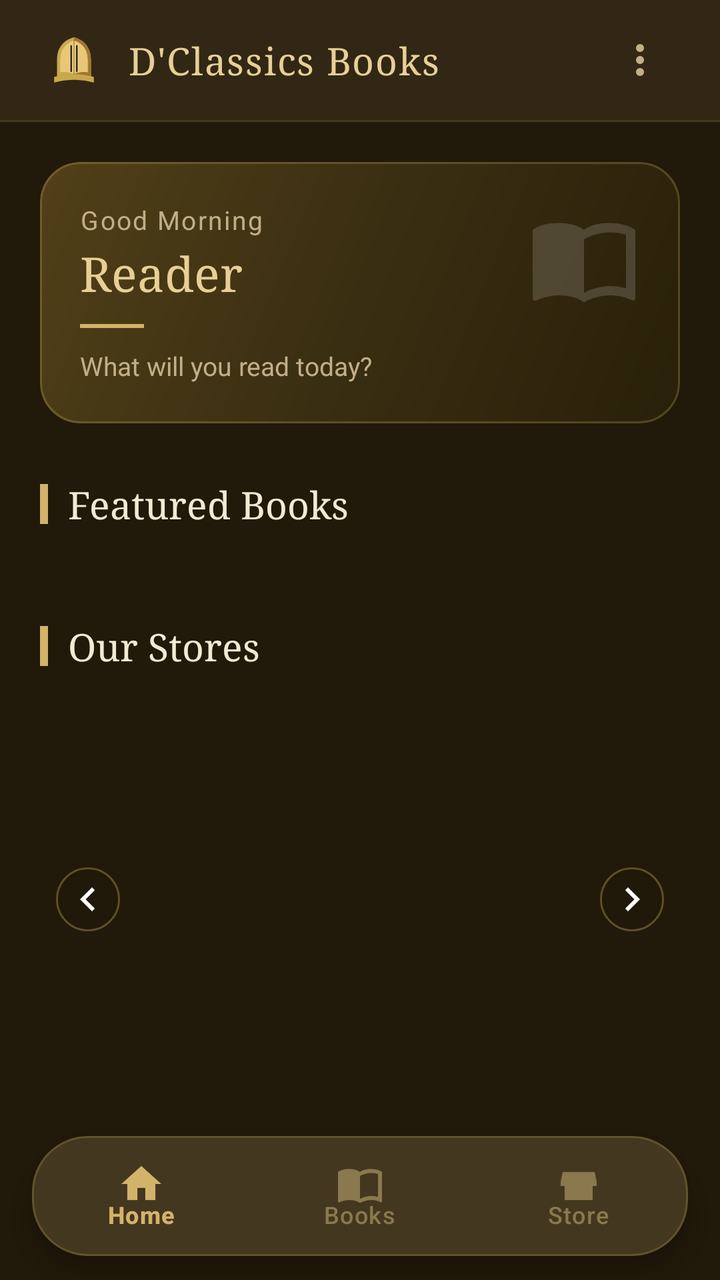
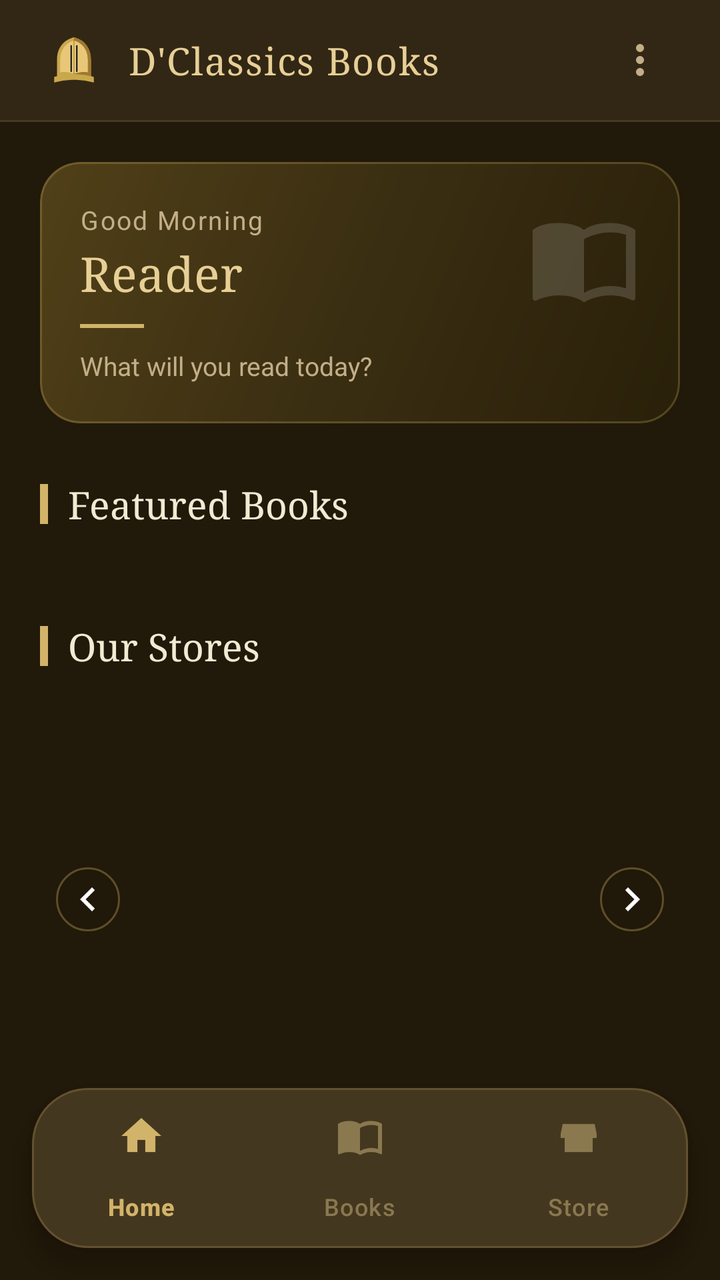

Before-and-after screenshots of an Android layout around one commit, followed by the original layout XML and the change that was made.
<!-- AndroidManifest.xml: application theme Theme.DClassicsBooks -->
<!-- res/layout/activity_home.xml -->
<?xml version="1.0" encoding="utf-8"?>
<androidx.coordinatorlayout.widget.CoordinatorLayout xmlns:android="http://schemas.android.com/apk/res/android"
    xmlns:app="http://schemas.android.com/apk/res-auto"
    android:layout_width="match_parent"
    android:layout_height="match_parent"
    android:background="@color/bg_primary">

    <com.google.android.material.appbar.AppBarLayout
        android:id="@+id/app_bar"
        android:layout_width="match_parent"
        android:layout_height="wrap_content"
        android:background="@color/surface"
        app:elevation="0dp">

        <androidx.constraintlayout.widget.ConstraintLayout
            android:layout_width="match_parent"
            android:layout_height="60dp"
            android:paddingHorizontal="20dp">

            <ImageView
                android:id="@+id/iv_logo_bar"
                android:layout_width="34dp"
                android:layout_height="34dp"
                android:src="@drawable/ic_logo"
                android:contentDescription="@string/app_name"
                app:layout_constraintStart_toStartOf="parent"
                app:layout_constraintTop_toTopOf="parent"
                app:layout_constraintBottom_toBottomOf="parent"/>

            <TextView
                android:layout_width="wrap_content"
                android:layout_height="wrap_content"
                android:text="@string/app_name"
                android:textColor="@color/gold_dark"
                android:textSize="19sp"
                android:fontFamily="serif"
                android:letterSpacing="0.03"
                android:layout_marginStart="10dp"
                app:layout_constraintStart_toEndOf="@id/iv_logo_bar"
                app:layout_constraintTop_toTopOf="parent"
                app:layout_constraintBottom_toBottomOf="parent"/>

            <ImageButton
                android:id="@+id/btn_overflow"
                android:layout_width="40dp"
                android:layout_height="40dp"
                android:src="@drawable/ic_more_vert"
                android:background="?attr/selectableItemBackgroundBorderless"
                android:contentDescription="Menu"
                app:layout_constraintEnd_toEndOf="parent"
                app:layout_constraintTop_toTopOf="parent"
                app:layout_constraintBottom_toBottomOf="parent"/>

        </androidx.constraintlayout.widget.ConstraintLayout>

        <View
            android:layout_width="match_parent"
            android:layout_height="1dp"
            android:background="@color/divider"/>

    </com.google.android.material.appbar.AppBarLayout>

    <androidx.core.widget.NestedScrollView
        android:layout_width="match_parent"
        android:layout_height="match_parent"
        android:paddingBottom="110dp"
        android:clipToPadding="false"
        app:layout_behavior="@string/appbar_scrolling_view_behavior">

        <LinearLayout
            android:layout_width="match_parent"
            android:layout_height="wrap_content"
            android:orientation="vertical">

            
            <androidx.cardview.widget.CardView
                android:layout_width="match_parent"
                android:layout_height="wrap_content"
                android:layout_marginHorizontal="20dp"
                android:layout_marginTop="20dp"
                app:cardBackgroundColor="@color/transparent"
                app:cardCornerRadius="20dp"
                app:cardElevation="0dp">

                <RelativeLayout
                    android:layout_width="match_parent"
                    android:layout_height="wrap_content"
                    android:background="@drawable/bg_greeting_card"
                    android:padding="20dp">

                    <ImageView
                        android:layout_width="56dp"
                        android:layout_height="56dp"
                        android:src="@drawable/ic_menu_book"
                        android:alpha="0.15"
                        android:tint="@color/white"
                        android:layout_alignParentEnd="true"
                        android:layout_alignParentTop="true"
                        android:contentDescription="@null"/>

                    <LinearLayout
                        android:layout_width="match_parent"
                        android:layout_height="wrap_content"
                        android:orientation="vertical">

                        <TextView
                            android:id="@+id/tv_greeting"
                            android:layout_width="wrap_content"
                            android:layout_height="wrap_content"
                            android:text="@string/greeting_morning"
                            android:textColor="@color/text_secondary"
                            android:textSize="13sp"
                            android:letterSpacing="0.06"/>

                        <TextView
                            android:id="@+id/tv_username"
                            android:layout_width="wrap_content"
                            android:layout_height="wrap_content"
                            android:text="Reader"
                            android:textColor="@color/gold_dark"
                            android:textSize="24sp"
                            android:fontFamily="serif"
                            android:layout_marginTop="2dp"/>

                        <View
                            android:layout_width="32dp"
                            android:layout_height="2dp"
                            android:background="@color/gold_primary"
                            android:layout_marginTop="10dp"
                            android:layout_marginBottom="10dp"/>

                        <TextView
                            android:layout_width="wrap_content"
                            android:layout_height="wrap_content"
                            android:text="@string/greeting_subtitle"
                            android:textColor="@color/text_secondary"
                            android:textSize="13sp"/>

                    </LinearLayout>
                </RelativeLayout>
            </androidx.cardview.widget.CardView>

            
            <LinearLayout
                android:layout_width="match_parent"
                android:layout_height="wrap_content"
                android:orientation="horizontal"
                android:gravity="center_vertical"
                android:paddingHorizontal="20dp"
                android:paddingTop="28dp"
                android:paddingBottom="14dp">

                <View
                    android:layout_width="4dp"
                    android:layout_height="20dp"
                    android:background="@color/gold_primary"
                    android:layout_marginEnd="10dp"/>

                <TextView
                    android:layout_width="wrap_content"
                    android:layout_height="wrap_content"
                    android:text="@string/featured_books"
                    android:textColor="@color/text_primary"
                    android:textSize="19sp"
                    android:fontFamily="serif"/>

            </LinearLayout>

            <androidx.recyclerview.widget.RecyclerView
                android:id="@+id/rv_featured_books"
                android:layout_width="match_parent"
                android:layout_height="wrap_content"
                android:paddingHorizontal="20dp"
                android:paddingBottom="4dp"
                android:clipToPadding="false"
                android:orientation="horizontal"
                app:layoutManager="androidx.recyclerview.widget.LinearLayoutManager"/>

            
            <LinearLayout
                android:layout_width="match_parent"
                android:layout_height="wrap_content"
                android:orientation="horizontal"
                android:gravity="center_vertical"
                android:paddingHorizontal="20dp"
                android:paddingTop="28dp"
                android:paddingBottom="14dp">

                <View
                    android:layout_width="4dp"
                    android:layout_height="20dp"
                    android:background="@color/gold_primary"
                    android:layout_marginEnd="10dp"/>

                <TextView
                    android:layout_width="wrap_content"
                    android:layout_height="wrap_content"
                    android:text="@string/our_stores"
                    android:textColor="@color/text_primary"
                    android:textSize="19sp"
                    android:fontFamily="serif"/>

            </LinearLayout>

            
            <androidx.constraintlayout.widget.ConstraintLayout
                android:layout_width="match_parent"
                android:layout_height="200dp"
                android:layout_marginHorizontal="20dp">

                <androidx.viewpager2.widget.ViewPager2
                    android:id="@+id/vp_carousel"
                    android:layout_width="0dp"
                    android:layout_height="0dp"
                    app:layout_constraintTop_toTopOf="parent"
                    app:layout_constraintBottom_toBottomOf="parent"
                    app:layout_constraintStart_toStartOf="parent"
                    app:layout_constraintEnd_toEndOf="parent"/>

                <ImageButton
                    android:id="@+id/btn_prev"
                    android:layout_width="32dp"
                    android:layout_height="32dp"
                    android:src="@drawable/ic_chevron_left"
                    android:background="@drawable/bg_carousel_btn"
                    android:contentDescription="Previous"
                    android:layout_marginStart="8dp"
                    app:layout_constraintStart_toStartOf="parent"
                    app:layout_constraintTop_toTopOf="parent"
                    app:layout_constraintBottom_toBottomOf="parent"/>

                <ImageButton
                    android:id="@+id/btn_next"
                    android:layout_width="32dp"
                    android:layout_height="32dp"
                    android:src="@drawable/ic_chevron_right"
                    android:background="@drawable/bg_carousel_btn"
                    android:contentDescription="Next"
                    android:layout_marginEnd="8dp"
                    app:layout_constraintEnd_toEndOf="parent"
                    app:layout_constraintTop_toTopOf="parent"
                    app:layout_constraintBottom_toBottomOf="parent"/>

            </androidx.constraintlayout.widget.ConstraintLayout>

            
            <LinearLayout
                android:id="@+id/ll_dots"
                android:layout_width="wrap_content"
                android:layout_height="wrap_content"
                android:layout_gravity="center_horizontal"
                android:orientation="horizontal"
                android:layout_marginTop="12dp"
                android:layout_marginBottom="20dp"/>

        </LinearLayout>
    </androidx.core.widget.NestedScrollView>

    
    <com.google.android.material.card.MaterialCardView
        android:layout_width="match_parent"
        android:layout_height="wrap_content"
        android:layout_gravity="bottom"
        android:layout_marginStart="16dp"
        android:layout_marginEnd="16dp"
        android:layout_marginBottom="12dp"
        app:cardCornerRadius="28dp"
        app:cardElevation="8dp"
        app:cardBackgroundColor="@color/surface"
        app:strokeWidth="1dp"
        app:strokeColor="@color/gold_outline">

        <com.google.android.material.bottomnavigation.BottomNavigationView
            android:id="@+id/bottom_nav"
            style="@style/Widget.DClassicsBooks.BottomNavigationView"
            android:layout_width="match_parent"
            android:layout_height="60dp"
            app:menu="@menu/bottom_navigation"
            app:labelVisibilityMode="labeled"/>

    </com.google.android.material.card.MaterialCardView>

</androidx.coordinatorlayout.widget.CoordinatorLayout>
<!-- resources referenced by this layout -->
<resources>
  <color name="bg_primary">#211909</color>
  <color name="divider">#453A20</color>
  <color name="gold_dark">#E7CF96</color>
  <color name="gold_outline">#38D2B36A</color>
  <color name="gold_primary">#D2B36A</color>
  <color name="surface">#322715</color>
  <color name="text_primary">#F3EAD3</color>
  <color name="text_secondary">#C2AF88</color>
  <color name="transparent">#00000000</color>
  <color name="white">#FFFFFF</color>
  <!-- drawable bg_carousel_btn (drawable) -->
  <?xml version="1.0" encoding="utf-8"?>
  <shape xmlns:android="http://schemas.android.com/apk/res/android"
      android:shape="oval">
      <solid android:color="#99201808"/>
      <stroke android:width="1dp" android:color="#59D2B36A"/>
  </shape>
  <!-- drawable bg_greeting_card (drawable) -->
  <?xml version="1.0" encoding="utf-8"?>
  <layer-list xmlns:android="http://schemas.android.com/apk/res/android">
      <item>
          <shape android:shape="rectangle">
              <gradient
                  android:startColor="#514018"
                  android:centerColor="#3A2E12"
                  android:endColor="#292009"
                  android:angle="315"/>
              <corners android:radius="20dp"/>
          </shape>
      </item>
      <item>
          <shape android:shape="rectangle">
              <stroke android:width="1dp" android:color="#40D2B36A"/>
              <corners android:radius="20dp"/>
          </shape>
      </item>
  </layer-list>
  <!-- drawable ic_chevron_left (drawable) -->
  <?xml version="1.0" encoding="utf-8"?>
  <vector xmlns:android="http://schemas.android.com/apk/res/android"
      android:width="24dp"
      android:height="24dp"
      android:viewportWidth="24"
      android:viewportHeight="24">
      <path
          android:fillColor="@android:color/white"
          android:pathData="M15.41,7.41L14,6l-6,6 6,6 1.41,-1.41L10.83,12z"/>
  </vector>
  <!-- drawable ic_chevron_right (drawable) -->
  <?xml version="1.0" encoding="utf-8"?>
  <vector xmlns:android="http://schemas.android.com/apk/res/android"
      android:width="24dp"
      android:height="24dp"
      android:viewportWidth="24"
      android:viewportHeight="24">
      <path
          android:fillColor="@android:color/white"
          android:pathData="M10,6L8.59,7.41 13.17,12l-4.58,4.59L10,18l6,-6z"/>
  </vector>
  <!-- drawable ic_more_vert (drawable) -->
  <?xml version="1.0" encoding="utf-8"?>
  <vector xmlns:android="http://schemas.android.com/apk/res/android"
      android:width="24dp"
      android:height="24dp"
      android:viewportWidth="24"
      android:viewportHeight="24">
      <path
          android:fillColor="#C2AF88"
          android:pathData="M12,8c1.1,0 2,-0.9 2,-2s-0.9,-2 -2,-2 -2,0.9 -2,2 0.9,2 2,2zM12,10c-1.1,0 -2,0.9 -2,2s0.9,2 2,2 2,-0.9 2,-2 -0.9,-2 -2,-2zM12,16c-1.1,0 -2,0.9 -2,2s0.9,2 2,2 2,-0.9 2,-2 -0.9,-2 -2,-2z"/>
  </vector>
  <string name="app_name">D\'Classics Books</string>
  <string name="featured_books">Featured Books</string>
  <string name="greeting_morning">Good Morning</string>
  <string name="greeting_subtitle">What will you read today?</string>
  <string name="our_stores">Our Stores</string>
  <style name="Widget.DClassicsBooks.BottomNavigationView" parent="Widget.Material3.BottomNavigationView">
          <item name="itemIconTint">@color/selector_bottom_nav</item>
          <item name="itemTextColor">@color/selector_bottom_nav</item>
          <item name="backgroundTint">@color/surface</item>
          <item name="elevation">0dp</item>
          <item name="itemIconSize">24dp</item>
      </style>
  <style name="Theme.DClassicsBooks" parent="Theme.DClassicsBooks.Base" />
  <color name="text_on_gold">#2E2410</color>
  <!-- unchanged entries left out for length: 3 -->
</resources>

<!-- the commit's change to res/layout/activity_home.xml (unified diff, before → after) -->
@@ -263,7 +263,7 @@
         android:layout_gravity="bottom"
         android:layout_marginStart="16dp"
         android:layout_marginEnd="16dp"
-        android:layout_marginBottom="12dp"
+        android:layout_marginBottom="16dp"
         app:cardCornerRadius="28dp"
         app:cardElevation="8dp"
         app:cardBackgroundColor="@color/surface"
@@ -274,7 +274,7 @@
             android:id="@+id/bottom_nav"
             style="@style/Widget.DClassicsBooks.BottomNavigationView"
             android:layout_width="match_parent"
-            android:layout_height="60dp"
+            android:layout_height="wrap_content"
             app:menu="@menu/bottom_navigation"
             app:labelVisibilityMode="labeled"/>
 
<!-- resource entries referenced after the edit -->
@@ -81,6 +81,7 @@
           <item name="backgroundTint">@color/surface</item>
           <item name="elevation">0dp</item>
           <item name="itemIconSize">24dp</item>
+          <item name="paddingBottomSystemWindowInsets">false</item>
       </style>
   <style name="Theme.DClassicsBooks" parent="Theme.DClassicsBooks.Base" />
   <color name="text_on_gold">#2E2410</color>
